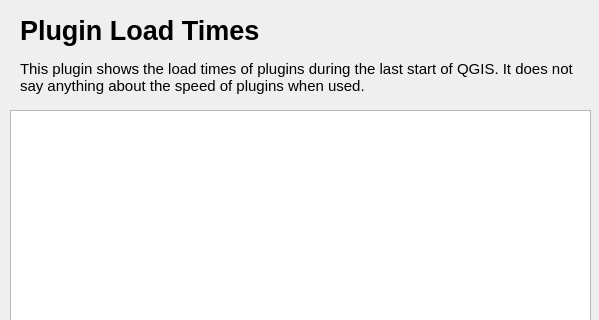
mstuyts/Plugin-Load-Times, file PluginLoadTimes/plugin_load_times_dialog_base.ui: the form before one commit; both pictures show x 0 to 599 and y 0 to 320 of the 599 by 549 pixel window.
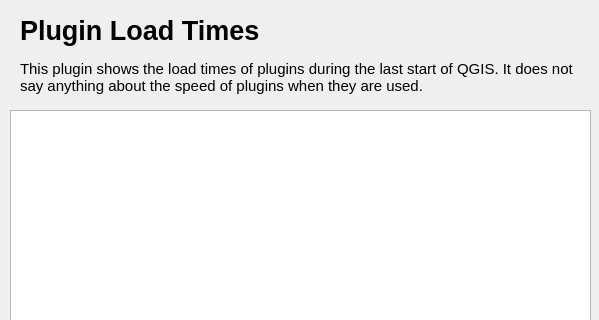
The form after the commit.

Diff of the .ui file:
```diff
--- a/PluginLoadTimes/plugin_load_times_dialog_base.ui
+++ b/PluginLoadTimes/plugin_load_times_dialog_base.ui
@@ -81,7 +81,7 @@
     </rect>
    </property>
    <property name="text">
-    <string>&lt;html&gt;&lt;head/&gt;&lt;body&gt;&lt;p&gt;&lt;span style=&quot; font-size:11pt;&quot;&gt;This plugin shows the load times of plugins during the last start of QGIS. It does not say anything about the speed of plugins when used.&lt;/span&gt;&lt;/p&gt;&lt;/body&gt;&lt;/html&gt;</string>
+    <string>&lt;html&gt;&lt;head/&gt;&lt;body&gt;&lt;p&gt;&lt;span style=&quot; font-size:11pt;&quot;&gt;This plugin shows the load times of plugins during the last start of QGIS. It does not say anything about the speed of plugins when they are used.&lt;/span&gt;&lt;/p&gt;&lt;/body&gt;&lt;/html&gt;</string>
    </property>
    <property name="textFormat">
     <enum>Qt::RichText</enum>
```
